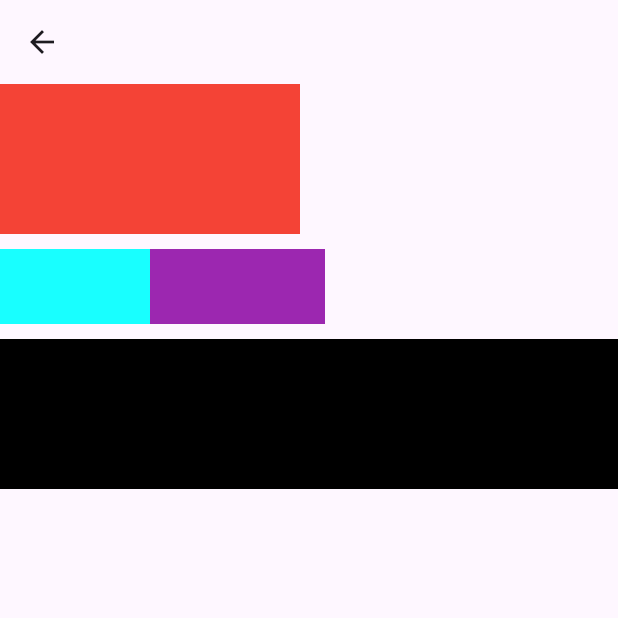
After one commit to RathulVT/flutter, a Flutter app: the Listviewtask screen opened directly, on a phone screen of 412 x 824 dp, the top half of it. The commit adds this screen. Run offline on Flutter 3.47's test engine with Material 2 defaults, Android fonts, the phone set to English and light mode, and no system bars; missing offline and left inert: dart:ffi; network calls fail.

Commit message:
17/06/23

```diff
--- /dev/null
+++ b/lib/listviewTask.dart
@@ -0,0 +1,80 @@
+import 'package:flutter/cupertino.dart';
+import 'package:flutter/material.dart';
+
+class Listviewtask extends StatefulWidget {
+  const Listviewtask({Key? key}) : super(key: key);
+
+  @override
+  State<Listviewtask> createState() => _ListviewtaskState();
+}
+
+class _ListviewtaskState extends State<Listviewtask> {
+  @override
+  Widget build(BuildContext context) {
+    return Scaffold(
+      appBar: AppBar(),
+      body: ListView(
+        scrollDirection: Axis.horizontal,
+        children: [
+          Column(crossAxisAlignment: CrossAxisAlignment.start,
+
+            children: [
+              Container(
+                height: 100,
+                width: 200,
+                color: Colors.red,
+              ),
+              SizedBox(
+                height: 10,
+              ),
+              SizedBox(
+                height: 50,
+                width: MediaQuery.of(context).size.width/1.9,
+                child: ListView(
+                  scrollDirection: Axis.horizontal,
+                  children: [
+                    Row(
+
+                      children: [
+                        Container(
+                          height: 50,
+                          width: 100,
+                          color: Colors.cyanAccent,
+                        ),
+                        Container(
+                          height: 50,
+                          width: 200,
+                          color: Colors.purple,
+                        ),
+                        Container(
+                          height: 50,
+                          width: 300,
+                          color: Colors.yellow,
+                        ),
+                        Container(
+                          height: 50,
+                          width: 400,
+                          color: Colors.green,
+                        ),
+                      ],
+                    ),
+                  ],
+                ),
+              ),
+              SizedBox(
+                height: 10,
+              ),
+
+
+              Container(
+                height: 100,
+                width: 500,
+                color: CupertinoColors.black,
+              ),
+            ],
+          ),
+        ],
+      ),
+    );
+  }
+}
--- a/lib/windowscolor_changing_task.dart
+++ b/lib/windowscolor_changing_task.dart
@@ -1,3 +1,5 @@
+import 'package:flutter/material.dart';
+
 class Homescreen extends StatefulWidget {
   const Homescreen({Key? key}) : super(key: key);
 
```
Also changed, not shown: lib/appbar.dart (added, +26 -0 lines), lib/containerDeco.dart (added, +47 -0 lines), lib/containertask.dart (added, +38 -0 lines), lib/listTile.dart (added, +66 -0 lines), lib/listview.dart (added, +36 -0 lines), lib/main.dart (+148 -100 lines).
